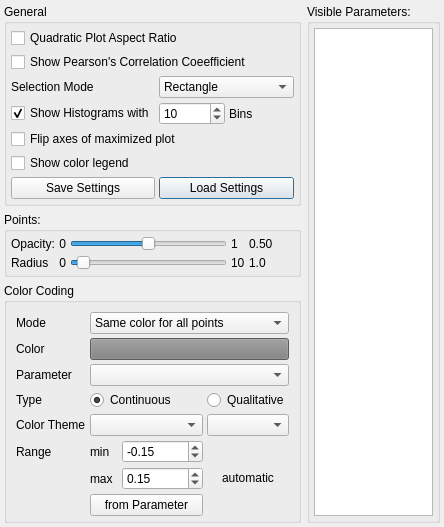
Qt form core/src/charts/SPMSettings.ui (3dct/open_iA) before a commit.
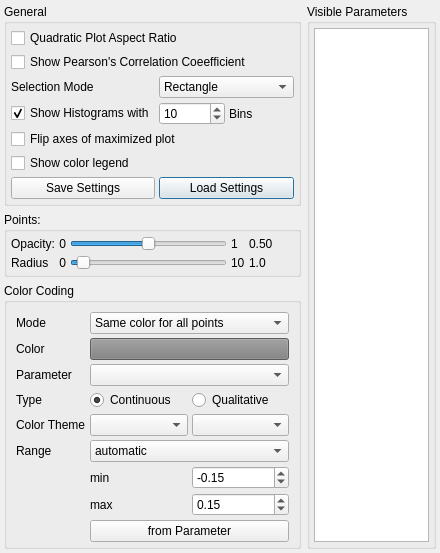
The same form after that commit.

Commit message: Core: Improve SPM coloring - automatic range mode

```diff
--- a/core/src/charts/SPMSettings.ui
+++ b/core/src/charts/SPMSettings.ui
@@ -6,8 +6,8 @@
    <rect>
     <x>0</x>
     <y>0</y>
-    <width>423</width>
-    <height>513</height>
+    <width>417</width>
+    <height>538</height>
    </rect>
   </property>
   <property name="windowTitle">
@@ -326,7 +326,66 @@
         <property name="spacing">
          <number>4</number>
         </property>
-        <item row="0" column="1" colspan="3">
+        <item row="0" column="0">
+         <widget class="QLabel" name="lbColorScheme">
+          <property name="sizePolicy">
+           <sizepolicy hsizetype="Preferred" vsizetype="Preferred">
+            <horstretch>0</horstretch>
+            <verstretch>0</verstretch>
+           </sizepolicy>
+          </property>
+          <property name="font">
+           <font>
+            <weight>50</weight>
+            <bold>false</bold>
+           </font>
+          </property>
+          <property name="text">
+           <string>Mode</string>
+          </property>
+         </widget>
+        </item>
+        <item row="3" column="1" colspan="2">
+         <widget class="QComboBox" name="cbColorParameter"/>
+        </item>
+        <item row="9" column="1" colspan="2">
+         <widget class="QPushButton" name="pbRangeFromParameter">
+          <property name="text">
+           <string>from Parameter</string>
+          </property>
+         </widget>
+        </item>
+        <item row="4" column="2">
+         <widget class="QRadioButton" name="rbQualitative">
+          <property name="text">
+           <string>Qualitative</string>
+          </property>
+         </widget>
+        </item>
+        <item row="4" column="0">
+         <widget class="QLabel" name="lbColorType">
+          <property name="text">
+           <string>Type</string>
+          </property>
+         </widget>
+        </item>
+        <item row="8" column="2">
+         <widget class="QDoubleSpinBox" name="sbMax">
+          <property name="minimum">
+           <double>-99999.000000000000000</double>
+          </property>
+          <property name="maximum">
+           <double>99999.000000000000000</double>
+          </property>
+          <property name="singleStep">
+           <double>0.100000000000000</double>
+          </property>
+          <property name="value">
+           <double>0.150000000000000</double>
+          </property>
+         </widget>
+        </item>
+        <item row="0" column="1" colspan="2">
          <widget class="QComboBox" name="cbColorMode">
           <property name="currentIndex">
            <number>0</number>
@@ -348,13 +407,54 @@
           </item>
          </widget>
         </item>
-        <item row="8" column="1" colspan="2">
-         <widget class="QPushButton" name="pbRangeFromParameter">
+        <item row="8" column="1">
+         <widget class="QLabel" name="lbRangeMax">
+          <property name="sizePolicy">
+           <sizepolicy hsizetype="Preferred" vsizetype="Preferred">
+            <horstretch>0</horstretch>
+            <verstretch>0</verstretch>
+           </sizepolicy>
+          </property>
           <property name="text">
-           <string>from Parameter</string>
+           <string>max</string>
           </property>
          </widget>
         </item>
+        <item row="6" column="0">
+         <widget class="QLabel" name="lbRange">
+          <property name="sizePolicy">
+           <sizepolicy hsizetype="Preferred" vsizetype="Preferred">
+            <horstretch>0</horstretch>
+            <verstretch>0</verstretch>
+           </sizepolicy>
+          </property>
+          <property name="font">
+           <font>
+            <weight>50</weight>
+            <bold>false</bold>
+           </font>
+          </property>
+          <property name="text">
+           <string>Range</string>
+          </property>
+         </widget>
+        </item>
+        <item row="7" column="1">
+         <widget class="QLabel" name="lbRangeMin">
+          <property name="sizePolicy">
+           <sizepolicy hsizetype="Preferred" vsizetype="Preferred">
+            <horstretch>0</horstretch>
+            <verstretch>0</verstretch>
+           </sizepolicy>
+          </property>
+          <property name="text">
+           <string>min</string>
+          </property>
+         </widget>
+        </item>
+        <item row="5" column="2">
+         <widget class="QComboBox" name="cbColorThemeQual"/>
+        </item>
         <item row="5" column="0">
          <widget class="QLabel" name="lbColorTheme">
           <property name="text">
@@ -362,43 +462,7 @@
           </property>
          </widget>
         </item>
-        <item row="6" column="2">
-         <widget class="QDoubleSpinBox" name="sbMin">
-          <property name="minimum">
-           <double>-99999.000000000000000</double>
-          </property>
-          <property name="maximum">
-           <double>99999.000000000000000</double>
-          </property>
-          <property name="singleStep">
-           <double>0.100000000000000</double>
-          </property>
-          <property name="value">
-           <double>-0.150000000000000</double>
-          </property>
-         </widget>
-        </item>
-        <item row="6" column="3" rowspan="3">
-         <widget class="QLabel" name="lbQualitativeRange">
-          <property name="text">
-           <string>automatic</string>
-          </property>
-          <property name="alignment">
-           <set>Qt::AlignCenter</set>
-          </property>
-         </widget>
-        </item>
-        <item row="4" column="3">
-         <widget class="QRadioButton" name="rbQualitative">
-          <property name="text">
-           <string>Qualitative</string>
-          </property>
-         </widget>
-        </item>
-        <item row="5" column="1" colspan="2">
-         <widget class="QComboBox" name="cbColorTheme"/>
-        </item>
-        <item row="2" column="1" colspan="3">
+        <item row="2" column="1" colspan="2">
          <widget class="QPushButton" name="pbPointColor">
           <property name="autoFillBackground">
            <bool>false</bool>
@@ -411,33 +475,25 @@
           </property>
          </widget>
         </item>
-        <item row="5" column="3">
-         <widget class="QComboBox" name="cbColorThemeQual"/>
-        </item>
-        <item row="6" column="1">
-         <widget class="QLabel" name="lbRangeMin">
-          <property name="sizePolicy">
-           <sizepolicy hsizetype="Preferred" vsizetype="Preferred">
-            <horstretch>0</horstretch>
-            <verstretch>0</verstretch>
-           </sizepolicy>
-          </property>
+        <item row="2" column="0">
+         <widget class="QLabel" name="lbPointColor">
           <property name="text">
-           <string>min</string>
+           <string>Color</string>
           </property>
          </widget>
         </item>
-        <item row="7" column="1">
-         <widget class="QLabel" name="lbRangeMax">
-          <property name="sizePolicy">
-           <sizepolicy hsizetype="Preferred" vsizetype="Preferred">
-            <horstretch>0</horstretch>
-            <verstretch>0</verstretch>
-           </sizepolicy>
-          </property>
-          <property name="text">
-           <string>max</string>
-          </property>
+        <item row="6" column="1" colspan="2">
+         <widget class="QComboBox" name="cbColorRangeMode">
+          <item>
+           <property name="text">
+            <string>automatic</string>
+           </property>
+          </item>
+          <item>
+           <property name="text">
+            <string>manual</string>
+           </property>
+          </item>
          </widget>
         </item>
         <item row="3" column="0">
@@ -459,7 +515,26 @@
           </property>
          </widget>
         </item>
-        <item row="4" column="1" colspan="2">
+        <item row="5" column="1">
+         <widget class="QComboBox" name="cbColorTheme"/>
+        </item>
+        <item row="7" column="2">
+         <widget class="QDoubleSpinBox" name="sbMin">
+          <property name="minimum">
+           <double>-99999.000000000000000</double>
+          </property>
+          <property name="maximum">
+           <double>99999.000000000000000</double>
+          </property>
+          <property name="singleStep">
+           <double>0.100000000000000</double>
+          </property>
+          <property name="value">
+           <double>-0.150000000000000</double>
+          </property>
+         </widget>
+        </item>
+        <item row="4" column="1">
          <widget class="QRadioButton" name="rbContinuous">
           <property name="text">
            <string>Continuous</string>
@@ -469,77 +544,6 @@
           </property>
          </widget>
         </item>
-        <item row="6" column="0">
-         <widget class="QLabel" name="lbRange">
-          <property name="sizePolicy">
-           <sizepolicy hsizetype="Preferred" vsizetype="Preferred">
-            <horstretch>0</horstretch>
-            <verstretch>0</verstretch>
-           </sizepolicy>
-          </property>
-          <property name="font">
-           <font>
-            <weight>50</weight>
-            <bold>false</bold>
-           </font>
-          </property>
-          <property name="text">
-           <string>Range</string>
-          </property>
-         </widget>
-        </item>
-        <item row="3" column="1" colspan="3">
-         <widget class="QComboBox" name="cbColorParameter"/>
-        </item>
-        <item row="4" column="0">
-         <widget class="QLabel" name="lbColorType">
-          <property name="text">
-           <string>Type</string>
-          </property>
-         </widget>
-        </item>
-        <item row="7" column="2">
-         <widget class="QDoubleSpinBox" name="sbMax">
-          <property name="minimum">
-           <double>-99999.000000000000000</double>
-          </property>
-          <property name="maximum">
-           <double>99999.000000000000000</double>
-          </property>
-          <property name="singleStep">
-           <double>0.100000000000000</double>
-          </property>
-          <property name="value">
-           <double>0.150000000000000</double>
-          </property>
-         </widget>
-        </item>
-        <item row="0" column="0">
-         <widget class="QLabel" name="lbColorScheme">
-          <property name="sizePolicy">
-           <sizepolicy hsizetype="Preferred" vsizetype="Preferred">
-            <horstretch>0</horstretch>
-            <verstretch>0</verstretch>
-           </sizepolicy>
-          </property>
-          <property name="font">
-           <font>
-            <weight>50</weight>
-            <bold>false</bold>
-           </font>
-          </property>
-          <property name="text">
-           <string>Mode</string>
-          </property>
-         </widget>
-        </item>
-        <item row="2" column="0">
-         <widget class="QLabel" name="lbPointColor">
-          <property name="text">
-           <string>Color</string>
-          </property>
-         </widget>
-        </item>
        </layout>
       </widget>
      </item>
@@ -548,7 +552,7 @@
    <item>
     <widget class="QGroupBox" name="gbParameters">
      <property name="title">
-      <string>Visible Parameters:</string>
+      <string>Visible Parameters</string>
      </property>
      <layout class="QHBoxLayout" name="layout_Parameters">
       <property name="spacing">
```
Left out of the diff: 4 changed lines with no effect on the pictures. The commit also changes 3 other files.
